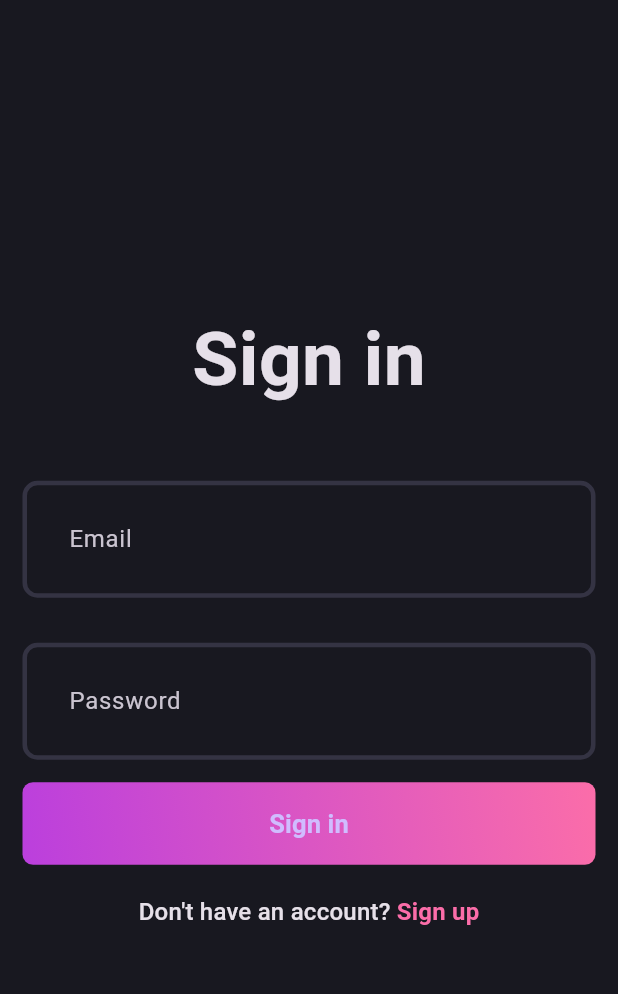
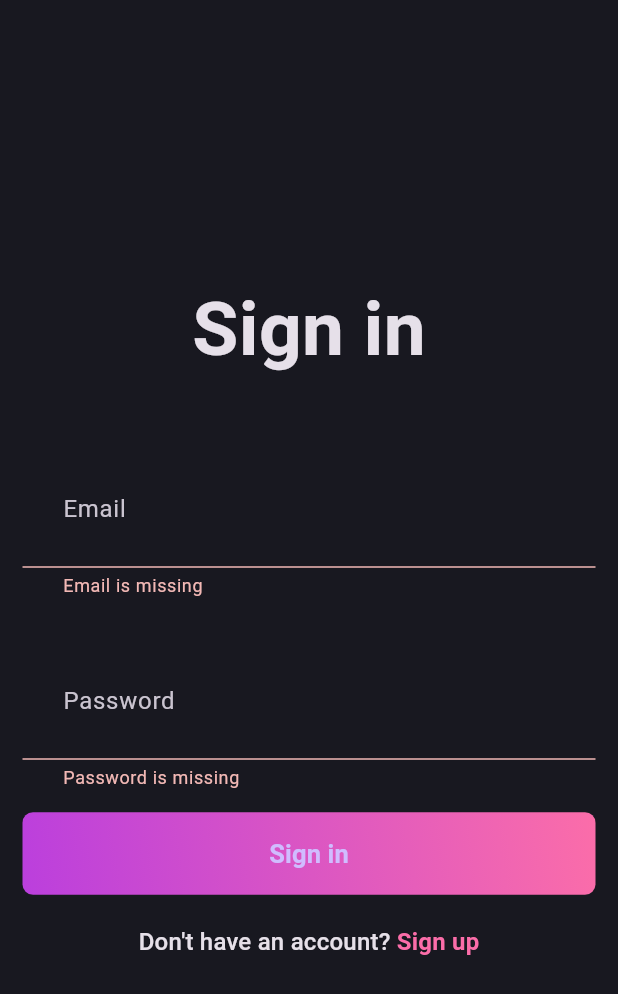
Before and after one commit to Eshetu21/blog_app, a Flutter app: the screen it shows after launch, after a tap on "Sign in", on a phone screen of 412 x 824 dp. Shown: the top 994 px of the screen. Run offline on Flutter 3.47's test engine with Material 3 defaults, Android fonts, the phone set to English and light mode, and no system bars; our stand-ins replace flutter_bloc, fpdart, get_it, supabase_flutter; accounts and stored records are empty.

```diff
--- /dev/null
+++ b/lib/core/common/cubit/app_user_cubit.dart
@@ -0,0 +1,16 @@
+import 'package:blog_app/core/common/entities/user.dart';
+import 'package:flutter_bloc/flutter_bloc.dart';
+
+part 'app_user_state.dart';
+
+class AppUserCubit extends Cubit<AppUserState> {
+  AppUserCubit() : super(AppUserInitial());
+
+  void updateUser(User? user) {
+    if (user == null) {
+      emit(AppUserInitial());
+    } else {
+      emit(AppUserLoggedIn(user));
+    }
+  }
+}
--- /dev/null
+++ b/lib/core/common/cubit/app_user_state.dart
@@ -0,0 +1,11 @@
+part of 'app_user_cubit.dart';
+
+sealed class AppUserState {}
+
+final class AppUserInitial extends AppUserState {}
+
+final class AppUserLoggedIn extends AppUserState {
+  final User user;
+
+  AppUserLoggedIn(this.user);
+}
--- a/lib/core/usecase/usecase.dart
+++ b/lib/core/usecase/usecase.dart
@@ -4,3 +4,4 @@ import 'package:fpdart/fpdart.dart';
 abstract interface class Usecase<SucessType, Params> {
   Future<Either<Failures, SucessType>> call(Params params);
 }
+class NoParams {}
--- a/lib/features/auth/data/datasources/auth_remote_data_source.dart
+++ b/lib/features/auth/data/datasources/auth_remote_data_source.dart
@@ -3,6 +3,7 @@ import 'package:blog_app/features/auth/data/models/user_model.dart';
 import 'package:supabase_flutter/supabase_flutter.dart';
 
 abstract interface class AuthRemoteDataSource {
+  Session? get currentUserSession;
   Future<UserModel> signupWithEmailPassword({
     required String name,
     required String email,
@@ -12,11 +13,16 @@ abstract interface class AuthRemoteDataSource {
     required String email,
     required String password,
   });
+  Future<UserModel?> getcurrentUserData();
 }
 
 class AuthRemoteDataSourceImpl implements AuthRemoteDataSource {
   final SupabaseClient supabaseClient;
   AuthRemoteDataSourceImpl(this.supabaseClient);
+
+  @override
+  Session? get currentUserSession => supabaseClient.auth.currentSession;
+
   @override
   Future<UserModel> loginWithEmailPassword(
       {required String email, required String password}) async {
@@ -48,4 +54,21 @@ class AuthRemoteDataSourceImpl implements AuthRemoteDataSource {
       throw ServerException(e.toString());
     }
   }
+
+  @override
+  Future<UserModel?> getcurrentUserData() async {
+    try {
+      if (currentUserSession != null) {
+        final userData = await supabaseClient
+            .from('profiles')
+            .select()
+            .eq('id', currentUserSession!.user.id);
+        return UserModel.fromJson(userData.first)
+            .copyWith(email: currentUserSession!.user.email);
+      }
+      return null;
+    } catch (e) {
+      throw ServerException(e.toString());
+    }
+  }
 }
--- a/lib/features/auth/data/models/user_model.dart
+++ b/lib/features/auth/data/models/user_model.dart
@@ -1,4 +1,4 @@
-import 'package:blog_app/features/auth/domain/entities/user.dart';
+import 'package:blog_app/core/common/entities/user.dart';
 
 class UserModel extends User {
   UserModel({required super.id, required super.email, required super.name});
@@ -9,4 +9,15 @@ class UserModel extends User {
         email: map['email'] ?? '',
         name: map['name'] ?? '');
   }
+  UserModel copyWith({
+    String? id,
+    String? email,
+    String? name,
+  }) {
+    return UserModel(
+      id: id ?? this.id,
+      email: email ?? this.email,
+      name: name ?? this.name,
+    );
+  }
 }
--- a/lib/features/auth/data/repositories/auth_repository_impl.dart
+++ b/lib/features/auth/data/repositories/auth_repository_impl.dart
@@ -1,13 +1,28 @@
 import 'package:blog_app/core/error/exceptions.dart';
 import 'package:blog_app/core/error/failures.dart';
 import 'package:blog_app/features/auth/data/datasources/auth_remote_data_source.dart';
-import 'package:blog_app/features/auth/domain/entities/user.dart';
+import 'package:blog_app/core/common/entities/user.dart';
 import 'package:blog_app/features/auth/domain/repository/auth_repository.dart';
 import 'package:fpdart/fpdart.dart';
+import 'package:supabase_flutter/supabase_flutter.dart' as sb;
 
 class AuthRepositoryImpl implements AuthRepository {
   final AuthRemoteDataSource remoteDataSource;
   const AuthRepositoryImpl(this.remoteDataSource);
+
+  @override
+  Future<Either<Failures, User>> currentUser() async {
+    try {
+      final user = await remoteDataSource.getcurrentUserData();
+      if(user ==null){
+        return left(Failures("User not found"));
+      }
+      return right(user);
+    } on ServerException catch (e) {
+      return left(Failures(e.message));
+    }
+  }
+
   @override
   Future<Either<Failures, User>> loginWithEmailPassword(
       {required String email, required String password}) async {
@@ -15,6 +30,8 @@ class AuthRepositoryImpl implements AuthRepository {
       final user = await remoteDataSource.loginWithEmailPassword(
           email: email, password: password);
       return right(user);
+    } on sb.AuthException catch (e) {
+      return left(Failures(e.message));
     } on ServerException catch (e) {
       return left(Failures(e.message));
     }
@@ -29,6 +46,8 @@ class AuthRepositoryImpl implements AuthRepository {
       final user = await remoteDataSource.signupWithEmailPassword(
           name: name, email: email, password: password);
       return right(user);
+    } on sb.AuthException catch (e) {
+      return left(Failures(e.message));
     } on ServerException catch (e) {
       return left(Failures(e.message));
     }
--- a/lib/features/auth/domain/repository/auth_repository.dart
+++ b/lib/features/auth/domain/repository/auth_repository.dart
@@ -1,5 +1,5 @@
 import 'package:blog_app/core/error/failures.dart';
-import 'package:blog_app/features/auth/domain/entities/user.dart';
+import 'package:blog_app/core/common/entities/user.dart';
 import 'package:fpdart/fpdart.dart';
 
 abstract interface class AuthRepository {
@@ -7,4 +7,5 @@ abstract interface class AuthRepository {
       {required String name, required String email, required String password});
   Future<Either<Failures, User>> loginWithEmailPassword(
       {required String email, required String password});
+  Future<Either<Failures, User>> currentUser();
 }
--- /dev/null
+++ b/lib/features/auth/domain/usecases/current_user.dart
@@ -0,0 +1,15 @@
+import 'package:blog_app/core/error/failures.dart';
+import 'package:blog_app/core/usecase/usecase.dart';
+import 'package:blog_app/core/common/entities/user.dart';
+import 'package:blog_app/features/auth/domain/repository/auth_repository.dart';
+import 'package:fpdart/fpdart.dart';
+
+class CurrentUser implements Usecase<User, NoParams> {
+  final AuthRepository authRepository;
+
+  CurrentUser(this.authRepository);
+  @override
+  Future<Either<Failures, User>> call(NoParams params) async {
+    return await authRepository.currentUser();
+  }
+}
--- /dev/null
+++ b/lib/features/auth/domain/usecases/user_log_in.dart
@@ -0,0 +1,24 @@
+import 'package:blog_app/core/error/failures.dart';
+import 'package:blog_app/core/usecase/usecase.dart';
+import 'package:blog_app/core/common/entities/user.dart';
+import 'package:blog_app/features/auth/domain/repository/auth_repository.dart';
+import 'package:fpdart/fpdart.dart';
+
+class UserLogIn implements Usecase<User, UserLoginParams> {
+  final AuthRepository authRepository;
+
+  UserLogIn(this.authRepository);
+  @override
+  Future<Either<Failures, User>> call(UserLoginParams params) async {
+    return await authRepository.loginWithEmailPassword(
+        email: params.email, password: params.password);
+  }
+}
+
+class UserLoginParams {
+  final String email;
+
+  final String password;
+
+  UserLoginParams({required this.email, required this.password});
+}
--- a/lib/features/auth/domain/usecases/user_sign_up.dart
+++ b/lib/features/auth/domain/usecases/user_sign_up.dart
@@ -1,6 +1,6 @@
 import 'package:blog_app/core/error/failures.dart';
 import 'package:blog_app/core/usecase/usecase.dart';
-import 'package:blog_app/features/auth/domain/entities/user.dart';
+import 'package:blog_app/core/common/entities/user.dart';
 import 'package:blog_app/features/auth/domain/repository/auth_repository.dart';
 import 'package:fpdart/fpdart.dart';
 
--- a/lib/features/auth/presentation/bloc/auth_bloc.dart
+++ b/lib/features/auth/presentation/bloc/auth_bloc.dart
@@ -1,4 +1,8 @@
-import 'package:blog_app/features/auth/domain/entities/user.dart';
+import 'package:blog_app/core/common/cubit/app_user_cubit.dart';
+import 'package:blog_app/core/usecase/usecase.dart';
+import 'package:blog_app/core/common/entities/user.dart';
+import 'package:blog_app/features/auth/domain/usecases/current_user.dart';
+import 'package:blog_app/features/auth/domain/usecases/user_log_in.dart';
 import 'package:blog_app/features/auth/domain/usecases/user_sign_up.dart';
 import 'package:flutter/material.dart';
 import 'package:flutter_bloc/flutter_bloc.dart';
@@ -8,14 +12,42 @@ part 'auth_state.dart';
 
 class AuthBloc extends Bloc<AuthEvent, AuthState> {
   final UserSignUp _userSignUp;
-  AuthBloc({required UserSignUp userSignUp})
+  final UserLogIn _userLogIn;
+  final CurrentUser _currentUser;
+  final AppUserCubit _appUserCubit;
+  AuthBloc(
+      {required UserSignUp userSignUp,
+      required UserLogIn userLogIn,
+      required CurrentUser currentUser,
+      required AppUserCubit appUserCubit})
       : _userSignUp = userSignUp,
+        _userLogIn = userLogIn,
+        _currentUser = currentUser,
+        _appUserCubit = appUserCubit,
         super(AuthInitial()) {
     on<AuthSignUp>((event, emit) async {
       emit(AuthLoading());
       final res = await _userSignUp.call(UserSignUpParams(
           name: event.name, email: event.email, password: event.password));
-      res.fold((l) => emit(AuthFailure(l.message)), (user) => emit(AuthSucess(user)));
+      res.fold((l) => emit(AuthFailure(l.message)),
+          (user) => _emitAuthSucess(user, emit));
+    });
+    on<AuthLogin>((event, emit) async {
+      emit(AuthLoading());
+      final res = await _userLogIn
+          .call(UserLoginParams(email: event.email, password: event.password));
+      res.fold((l) => emit(AuthFailure(l.message)),
+          (user) => _emitAuthSucess(user, emit));
+    });
+    on<AuthIsUserLoggedIn>((event, emit) async {
+      emit(AuthLoading());
+      final res = await _currentUser(NoParams());
+      res.fold(
+          (l) => emit(AuthFailure(l.message)), (r) => _emitAuthSucess(r, emit));
     });
   }
+  void _emitAuthSucess(User user, Emitter<AuthState> emit) {
+    _appUserCubit.updateUser(user);
+    emit(AuthSucess(user));
+  }
 }
--- a/lib/features/auth/presentation/bloc/auth_event.dart
+++ b/lib/features/auth/presentation/bloc/auth_event.dart
@@ -10,3 +10,12 @@ final class AuthSignUp extends AuthEvent {
 
   AuthSignUp({required this.name, required this.email, required this.password});
 }
+
+final class AuthLogin extends AuthEvent {
+  final String email;
+  final String password;
+
+  AuthLogin({required this.email, required this.password});
+}
+
+final class AuthIsUserLoggedIn extends AuthEvent {}
--- a/lib/features/auth/presentation/pages/login_page.dart
+++ b/lib/features/auth/presentation/pages/login_page.dart
@@ -35,8 +35,12 @@ class _LoginPageState extends State<LoginPage> {
         child: BlocConsumer<AuthBloc, AuthState>(
           listener: (context, state) {
             if (state is AuthFailure) {
-              showSnackBar(context, state.message);
+              final errorMessage =
+                  state.message.split(",").first.split(":").last.trim();
+              showSnackBar(context, errorMessage);
+
             }
+
           },
           builder: (context, state) {
             if (state is AuthLoading) {
@@ -57,7 +61,15 @@ class _LoginPageState extends State<LoginPage> {
                       controller: passwordController,
                       isObsecureText: true,
                       hintText: "Password"),
-                  AuthGradientButton(onPressed: () {}, buttonText: "Sign in"),
+                  AuthGradientButton(
+                      onPressed: () {
+                        if (formKey.currentState!.validate()) {
+                          context.read<AuthBloc>().add(AuthLogin(
+                              email: emailController.text.trim(),
+                              password: passwordController.text));
+                        }
+                      },
+                      buttonText: "Sign in"),
                   const SizedBox(height: 20),
                   GestureDetector(
                     onTap: () {
--- a/lib/features/auth/presentation/pages/signup_page.dart
+++ b/lib/features/auth/presentation/pages/signup_page.dart
@@ -36,11 +36,11 @@ class _SignUpPageState extends State<SignUpPage> {
       body: BlocConsumer<AuthBloc, AuthState>(
         listener: (context, state) {
           if (state is AuthFailure) {
-            showSnackBar(context, state.message);
+            final errorMessage =
+                state.message.split(",").first.split(":").last.trim();
+            showSnackBar(context, errorMessage);
           }
-          if (state is AuthSucess) {
-            print("Sucessfully  registered");
-          }
+          if (state is AuthSucess) {}
         },
         builder: (context, state) {
           if (state is AuthLoading) {
--- a/lib/init_dependencies.dart
+++ b/lib/init_dependencies.dart
@@ -1,7 +1,10 @@
+import 'package:blog_app/core/common/cubit/app_user_cubit.dart';
 import 'package:blog_app/core/secrets/app_secrets.dart';
 import 'package:blog_app/features/auth/data/datasources/auth_remote_data_source.dart';
 import 'package:blog_app/features/auth/data/repositories/auth_repository_impl.dart';
 import 'package:blog_app/features/auth/domain/repository/auth_repository.dart';
+import 'package:blog_app/features/auth/domain/usecases/current_user.dart';
+import 'package:blog_app/features/auth/domain/usecases/user_log_in.dart';
 import 'package:blog_app/features/auth/domain/usecases/user_sign_up.dart';
 import 'package:blog_app/features/auth/presentation/bloc/auth_bloc.dart';
 import 'package:flutter/material.dart';
@@ -17,14 +20,22 @@ Future<void> initDependencies() async {
       url: AppSecrets.supabaseUrl, anonKey: AppSecrets.supabaseAnonKey);
 
   serviceLocator.registerLazySingleton(() => supabase.client);
+
+  serviceLocator.registerLazySingleton(() => AppUserCubit());
 }
 
 void _initAuth() {
-  serviceLocator.registerFactory<AuthRemoteDataSource>(
-      () => AuthRemoteDataSourceImpl(serviceLocator()));
-  serviceLocator.registerFactory<AuthRepository>(
-      () => AuthRepositoryImpl(serviceLocator()));
-  serviceLocator.registerFactory(() => UserSignUp(serviceLocator()));
   serviceLocator
-      .registerLazySingleton(() => AuthBloc(userSignUp: serviceLocator()));
+    ..registerFactory<AuthRemoteDataSource>(
+        () => AuthRemoteDataSourceImpl(serviceLocator()))
+    ..registerFactory<AuthRepository>(
+        () => AuthRepositoryImpl(serviceLocator()))
+    ..registerFactory(() => UserLogIn(serviceLocator()))
+    ..registerFactory(() => UserSignUp(serviceLocator()))
+    ..registerFactory(() => CurrentUser(serviceLocator()))
+    ..registerLazySingleton(() => AuthBloc(
+        userSignUp: serviceLocator(),
+        userLogIn: serviceLocator(),
+        currentUser: serviceLocator(),
+        appUserCubit: serviceLocator()));
 }
--- a/lib/main.dart
+++ b/lib/main.dart
@@ -1,3 +1,4 @@
+import 'package:blog_app/core/common/cubit/app_user_cubit.dart';
 import 'package:blog_app/core/theme/theme.dart';
 import 'package:blog_app/features/auth/presentation/bloc/auth_bloc.dart';
 import 'package:blog_app/features/auth/presentation/pages/login_page.dart';
@@ -8,13 +9,27 @@ import 'package:flutter_bloc/flutter_bloc.dart';
 void main() async {
   await initDependencies();
   runApp(MultiBlocProvider(
-    providers: [BlocProvider(create: (_) => serviceLocator<AuthBloc>())],
+    providers: [
+      BlocProvider(create: (_) => serviceLocator<AuthBloc>()),
+      BlocProvider(create: (_) => serviceLocator<AppUserCubit>())
+    ],
     child: const MainApp(),
   ));
 }
 
-class MainApp extends StatelessWidget {
+class MainApp extends StatefulWidget {
   const MainApp({super.key});
+
+  @override
+  State<MainApp> createState() => _MainAppState();
+}
+
+class _MainAppState extends State<MainApp> {
+  @override
+  void initState() {
+    super.initState();
+    context.read<AuthBloc>().add(AuthIsUserLoggedIn());
+  }
 
   @override
   Widget build(BuildContext context) {
@@ -22,6 +37,20 @@ class MainApp extends StatelessWidget {
         title: "Blog App",
         theme: AppTheme.darkThemeMode,
         debugShowCheckedModeBanner: false,
-        home: const LoginPage());
+        home: BlocSelector<AppUserCubit, AppUserState, bool>(
+          selector: (state) {
+            return state is AppUserLoggedIn;
+          },
+          builder: (context, isLoggedIn) {
+            if (isLoggedIn) {
+              return const Scaffold(
+                body: Center(
+                  child: Text("Logged in"),
+                ),
+              );
+            }
+            return const LoginPage();
+          },
+        ));
   }
 }
```
Also changed, not shown: lib/core/common/entities/user.dart (renamed from lib/features/auth/domain/entities/user.dart).
